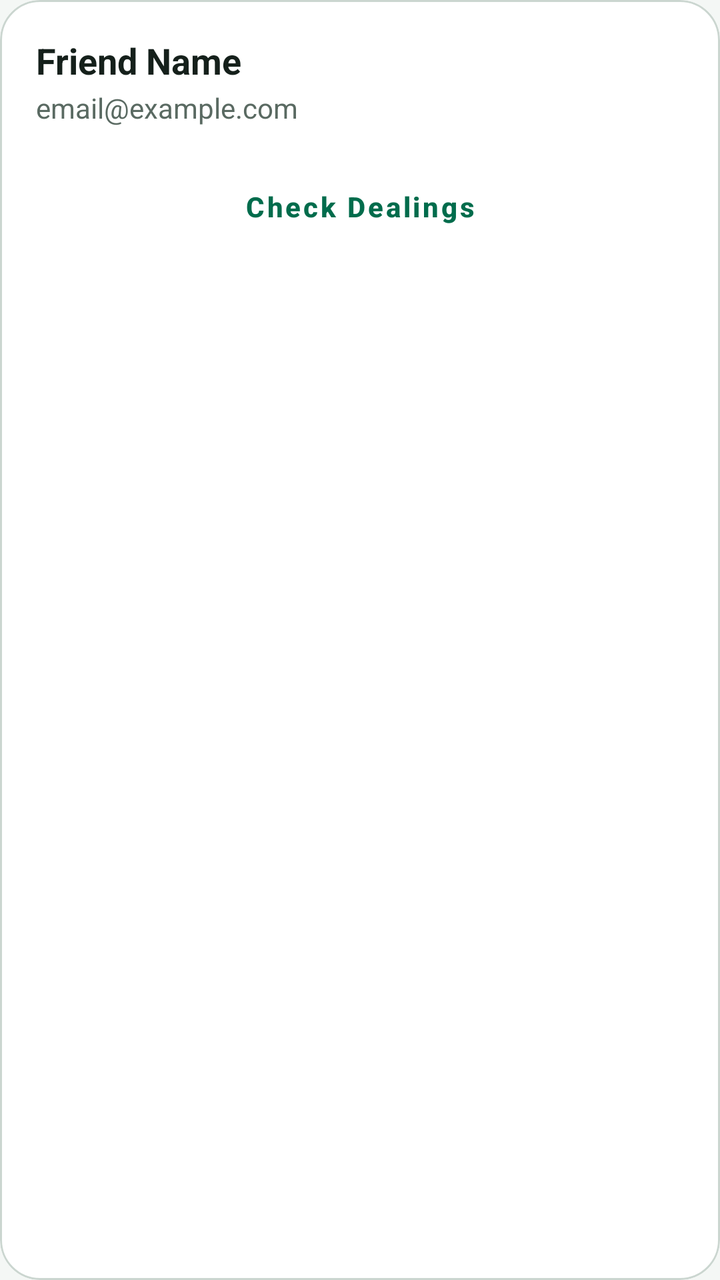
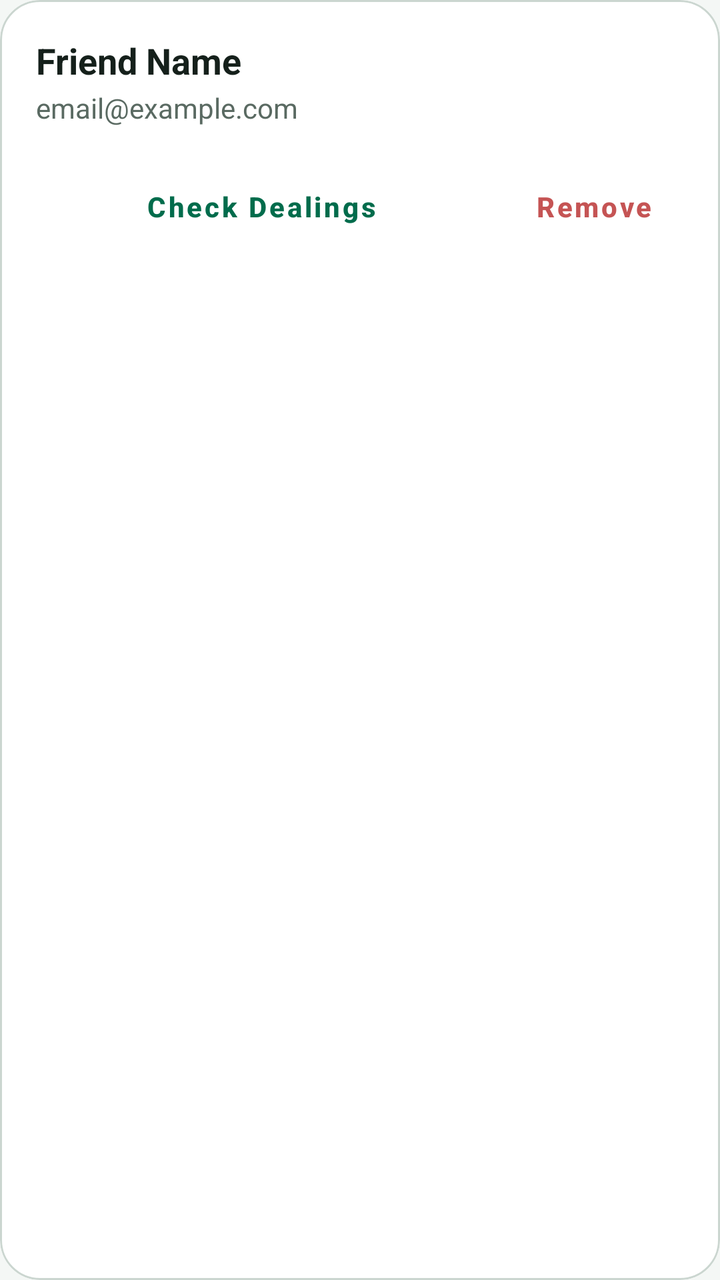

The first picture is an Android layout as it rendered before a commit; the second is the same layout after the commit. The layout source and the unified diff follow.
<!-- AndroidManifest.xml: application theme Theme.QarzApp -->
<!-- res/layout/item_friend.xml -->
<?xml version="1.0" encoding="utf-8"?>
<com.google.android.material.card.MaterialCardView 
    xmlns:android="http://schemas.android.com/apk/res/android"
    xmlns:app="http://schemas.android.com/apk/res-auto"
    android:layout_width="match_parent"
    android:layout_height="wrap_content"
    style="@style/QarzCard"
    android:layout_marginBottom="10dp">

    <LinearLayout
        android:layout_width="match_parent"
        android:layout_height="wrap_content"
        android:orientation="vertical"
        android:padding="18dp">

        <TextView
            android:id="@+id/tvFriendName"
            android:layout_width="wrap_content"
            android:layout_height="wrap_content"
            android:text="Friend Name"
            android:textSize="18sp"
            android:textStyle="bold"
            android:textColor="@color/md_theme_onSurface" />
            
        <TextView
            android:id="@+id/tvFriendEmail"
            android:layout_width="wrap_content"
            android:layout_height="wrap_content"
            android:text="email@example.com"
            android:textSize="14sp"
            android:textColor="@color/md_theme_onSurfaceVariant"
            android:layout_marginTop="2dp" />

        <Button
            android:id="@+id/btnCheckDealings"
            style="@style/QarzButtonSecondary"
            android:layout_width="match_parent"
            android:layout_height="wrap_content"
            android:text="Check Dealings"
            android:layout_marginTop="14dp" />

    </LinearLayout>
</com.google.android.material.card.MaterialCardView>
<!-- resources referenced by this layout -->
<resources>
  <color name="md_theme_onSurface">#15201B</color>
  <color name="md_theme_onSurfaceVariant">#5A6A62</color>
  <style name="QarzButtonSecondary" parent="Widget.MaterialComponents.Button.OutlinedButton">
          <item name="cornerRadius">18dp</item>
          <item name="android:minHeight">52dp</item>
          <item name="android:textAllCaps">false</item>
          <item name="strokeColor">@color/md_theme_outline</item>
          <item name="android:textColor">@color/md_theme_primary</item>
          <item name="android:textStyle">bold</item>
      </style>
  <style name="QarzCard" parent="Widget.MaterialComponents.CardView">
          <item name="cardCornerRadius">20dp</item>
          <item name="strokeColor">@color/md_theme_outline</item>
          <item name="strokeWidth">1dp</item>
          <item name="cardBackgroundColor">@color/md_theme_surface</item>
          <item name="cardElevation">0dp</item>
      </style>
  <style name="Theme.QarzApp" parent="Base.Theme.QarzApp" />
  <color name="md_theme_outline">#CBD6D0</color>
  <color name="md_theme_primary">#006C4C</color>
  <color name="md_theme_surface">#FFFFFF</color>
  <style name="Base.Theme.QarzApp" parent="Theme.Material3.Light.NoActionBar">
          <item name="colorPrimary">@color/md_theme_primary</item>
          <item name="colorOnPrimary">@color/md_theme_onPrimary</item>
          <item name="colorSecondary">@color/md_theme_secondary</item>
          <item name="colorOnSecondary">@color/md_theme_onSecondary</item>
          <item name="colorSurface">@color/md_theme_surface</item>
          <item name="android:colorBackground">@color/md_theme_background</item>
          <item name="colorOnSurface">@color/md_theme_onSurface</item>
          <item name="android:windowBackground">@color/md_theme_background</item>
          <item name="android:statusBarColor">@color/md_theme_background</item>
          <item name="android:navigationBarColor">@color/md_theme_surface</item>
          <item name="android:windowLightStatusBar">true</item>
          <item name="android:windowLightNavigationBar">true</item>
      </style>
  <color name="md_theme_onPrimary">#FFFFFF</color>
  <color name="md_theme_secondary">#4D6357</color>
  <color name="md_theme_onSecondary">#FFFFFF</color>
  <color name="md_theme_background">#F4F7F5</color>
</resources>

<!-- the commit's change to res/layout/item_friend.xml (unified diff, before → after) -->
@@ -31,13 +31,29 @@
             android:textColor="@color/md_theme_onSurfaceVariant"
             android:layout_marginTop="2dp" />
 
-        <Button
-            android:id="@+id/btnCheckDealings"
-            style="@style/QarzButtonSecondary"
+        <LinearLayout
             android:layout_width="match_parent"
             android:layout_height="wrap_content"
-            android:text="Check Dealings"
-            android:layout_marginTop="14dp" />
+            android:orientation="horizontal"
+            android:layout_marginTop="14dp">
+
+            <Button
+                android:id="@+id/btnCheckDealings"
+                style="@style/QarzButtonSecondary"
+                android:layout_width="0dp"
+                android:layout_weight="1"
+                android:layout_height="wrap_content"
+                android:text="Check Dealings" />
+
+            <Button
+                android:id="@+id/btnRemoveFriend"
+                style="@style/QarzButtonSecondary"
+                android:layout_width="wrap_content"
+                android:layout_height="wrap_content"
+                android:layout_marginStart="8dp"
+                android:textColor="@color/md_theme_danger"
+                android:text="Remove" />
+        </LinearLayout>
 
     </LinearLayout>
 </com.google.android.material.card.MaterialCardView>
<!-- resource entries referenced after the edit -->
@@ -1,5 +1,6 @@
 <!-- resources referenced by this layout -->
 <resources>
+  <color name="md_theme_danger">#C55454</color>
   <color name="md_theme_onSurface">#15201B</color>
   <color name="md_theme_onSurfaceVariant">#5A6A62</color>
   <style name="QarzButtonSecondary" parent="Widget.MaterialComponents.Button.OutlinedButton">
